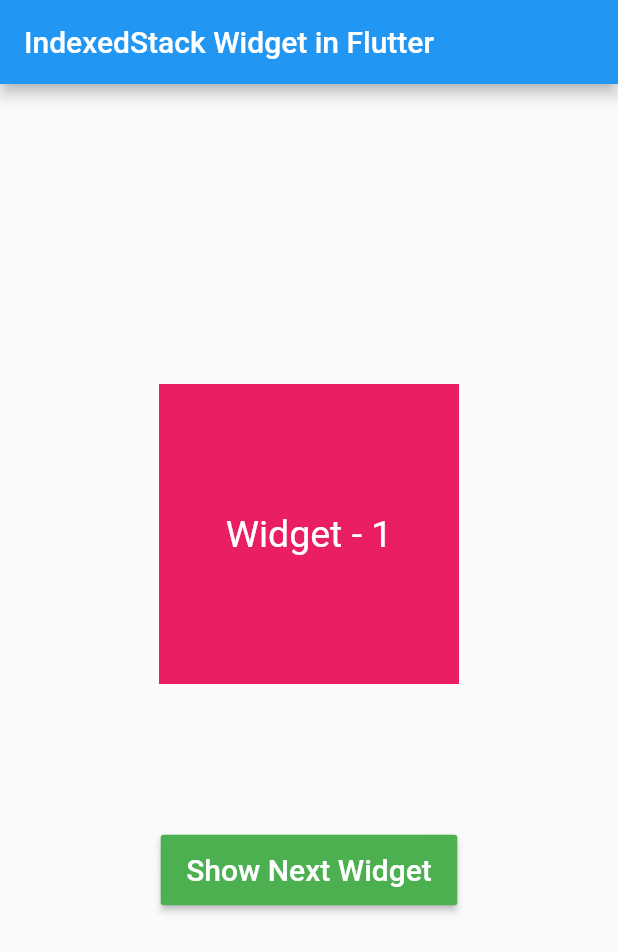
After one commit to angwandi/flutter_basics, a Flutter app: the screen it shows after launch, after a tap on "Indexed stack", on a phone screen of 412 x 824 dp. The commit adds this screen. Shown: the top 952 px of the screen. Run offline on Flutter 3.47's test engine with Material 2 defaults, Android fonts, the light colour scheme and no system bars; our stand-ins replace charts_flutter.

Commit message:
Add indexed stack

```diff
--- /dev/null
+++ b/lib/basic/layouts/indexed_stack.dart
@@ -0,0 +1,103 @@
+
+
+import 'package:flutter/material.dart';
+
+class IndexedStackView extends StatelessWidget {
+  static const id='index';
+
+  @override
+  Widget build(BuildContext context) {
+    return MaterialApp(
+        home: Scaffold(
+            body: Stack()
+        )
+    );
+  }
+}
+
+class Stack extends StatefulWidget {
+
+  StackState createState() => StackState();
+
+}
+
+class StackState extends State<Stack>{
+
+  int indexPosition = 0 ;
+
+  loadNextWidget(){
+
+    if(indexPosition < 2){
+
+      setState(() {
+        indexPosition ++ ;
+      });
+
+    }else{
+      setState(() {
+        indexPosition = 0 ;
+      });
+    }
+  }
+
+  @override
+  Widget build(BuildContext context) {
+    return Scaffold(
+        appBar: AppBar(
+            title: Text('IndexedStack Widget in Flutter')),
+        body: Center(child: Column(
+          mainAxisAlignment: MainAxisAlignment.center,
+          children: <Widget>[
+
+            IndexedStack(
+              index: indexPosition,
+              children: <Widget>[
+                Container(
+                    width: 200,
+                    height: 200,
+                    color: Colors.pink,
+                    child: Center(
+                        child: Text('Widget - 1',
+                          style: TextStyle(fontSize: 25,
+                              color: Colors.white),))
+                ),
+
+                Container(
+                    width: 200,
+                    height: 200,
+                    color: Colors.green,
+                    child: Center(
+                        child: Text('Widget - 2',
+                          style: TextStyle(fontSize: 25,
+                              color: Colors.white),))
+                ),
+
+                Container(
+                    width: 200,
+                    height: 200,
+                    color: Colors.lightBlue,
+                    child: Center(
+                        child: Text('Widget - 3',
+                          style: TextStyle(fontSize: 25,
+                              color: Colors.white),))
+                ),
+
+              ],
+            ),
+
+            Container(
+                margin: const EdgeInsets.fromLTRB(20, 100, 20, 20),
+                child:
+                RaisedButton(
+                  onPressed: () => loadNextWidget(),
+                  child: Text(' Show Next Widget ', style: TextStyle(fontSize: 20),),
+                  textColor: Colors.white,
+                  color: Colors.green,
+                  padding: EdgeInsets.fromLTRB(12, 12, 12, 12),
+                )
+            )
+
+          ],))
+    );
+  }
+}
--- a/lib/main.dart
+++ b/lib/main.dart
@@ -2,11 +2,14 @@ import 'package:flutter/material.dart';
 import 'package:flutter_basics/intermediate/charts/animated_pie_chart.dart';
 import 'package:flutter_basics/intermediate/charts/grouping.dart';
 import 'package:flutter_basics/intermediate/charts/intro.dart';
+import 'package:flutter_basics/intermediate/layout_widgets/custome_stepper.dart';
 import 'package:flutter_basics/intermediate/layout_widgets/expansion_panel.dart';
+import 'package:flutter_basics/intermediate/layout_widgets/stepper.dart';
 
 import 'basic/buttons/flat_button.dart';
 import 'basic/buttons/icon_button.dart';
 import 'intermediate/charts/assingment.dart';
+import 'basic/layouts/indexed_stack.dart';
 
 void main() {
   runApp(MyApp());
@@ -30,6 +33,9 @@ class MyApp extends StatelessWidget {
         ExpansionView.id: (BuildContext context) => ExpansionView(),
         AnimatedPieView.id: (BuildContext context) => AnimatedPieView(),
         AssingmentChartView.id: (BuildContext context) => AssingmentChartView(),
+        StepperView.id: (BuildContext context) => StepperView(),
+        IndexedStackView.id: (BuildContext context) => IndexedStackView(),
+        CustomStepperView.id: (BuildContext context) => CustomStepperView(),
       },
     );
   }
@@ -89,6 +95,16 @@ class _MyHomePageState extends State<MyHomePage> {
               onTap: () => Navigator.pushNamed(context, AssingmentChartView.id),
             ),
             Divider(),
+            Items(
+              title: Text('Stepper'),
+              onTap: () => Navigator.pushNamed(context, StepperView.id),
+            ),
+            Divider(),
+            Items(
+              title: Text('Indexed stack'),
+              onTap: () => Navigator.pushNamed(context, IndexedStackView.id),
+            ),
+            Divider(),
           ],
         ),
       ),
--- a/pubspec.yaml
+++ b/pubspec.yaml
@@ -29,6 +29,7 @@ dependencies:
   # Use with the CupertinoIcons class for iOS style icons.
   cupertino_icons: ^1.0.1+1
   charts_flutter: ^0.9.0
+  im_stepper: ^0.1.2+8
   http: ^0.12.2
 
 dev_dependencies:
```
Also changed, not shown: lib/basic/input_widgets/text_feild.dart (+28 -12 lines), lib/intermediate/layout_widgets/custome_stepper.dart (added, +26 -0 lines), lib/intermediate/layout_widgets/stepper.dart (+4 -8 lines), lib/intermediate/layout_widgets/stepper_forms.dart (added, +145 -0 lines), pubspec.lock.
